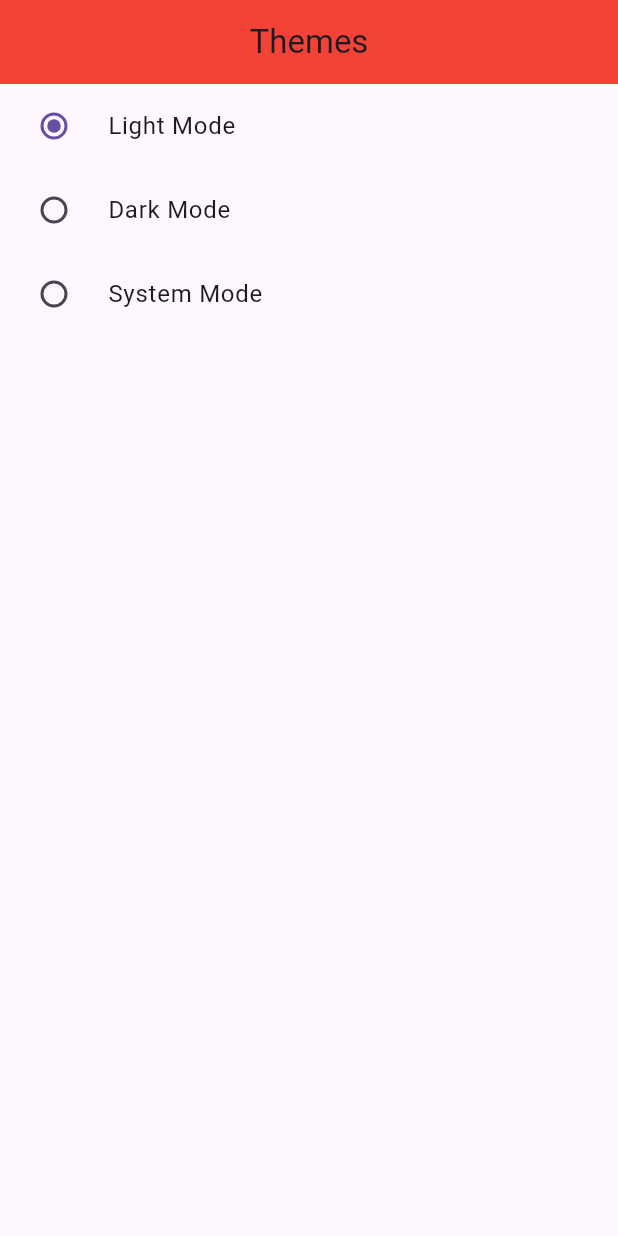
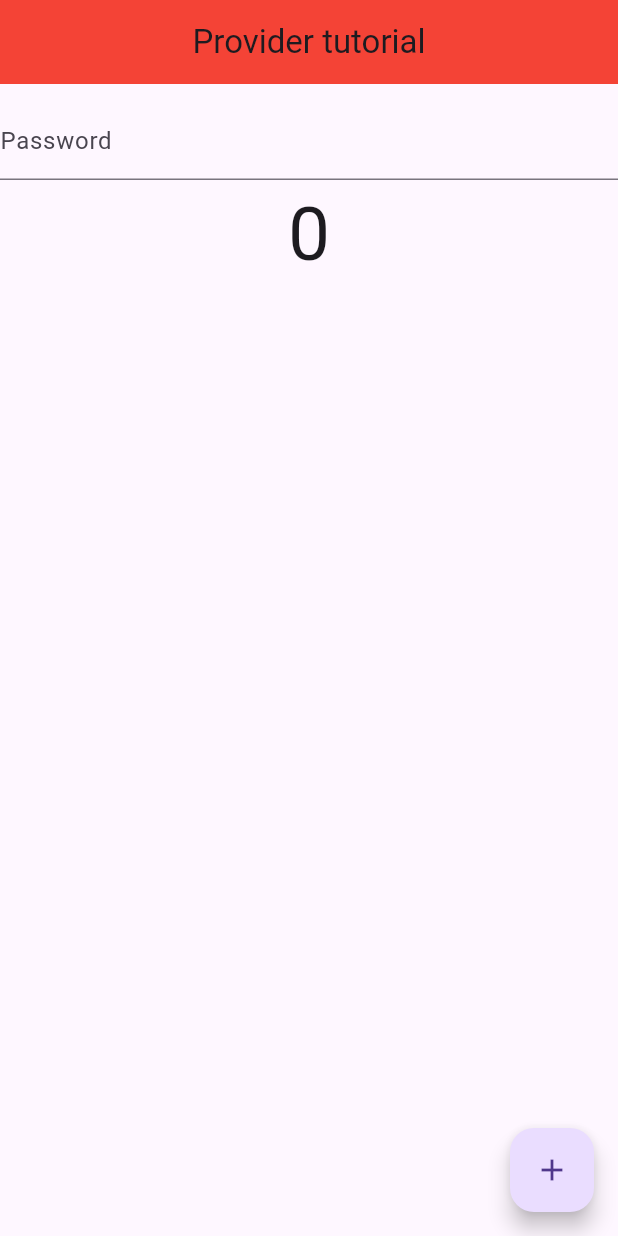
Before and after one commit to es-amit/Flutter-State-Management-Tutorials, a Flutter app: the screen it shows after launch, on a phone screen of 412 x 824 dp. Run offline on Flutter 3.47's test engine with Material 3 defaults, Android fonts, the phone set to English and light mode, and no system bars.

```diff
--- a/lib/main.dart
+++ b/lib/main.dart
@@ -5,7 +5,8 @@ import 'package:state_management/provider/count_provider.dart';
 import 'package:state_management/provider/exampleoneProvider.dart';
 import 'package:state_management/provider/favourite_provider.dart';
 import 'package:state_management/provider/theme_changer_provider.dart';
-import 'package:state_management/screen/dark_theme/dark_theme.dart';
+//import 'package:state_management/screen/dark_theme/dark_theme.dart';
+import 'package:state_management/screen/favourite/value_notify_listener.dart';
 //import 'package:state_management/lecture1.dart';
 //import 'package:state_management/lecture2.dart';
 //import 'package:state_management/lecture3.dart';
@@ -52,7 +53,7 @@ class MyApp extends StatelessWidget {
                 backgroundColor: Colors.teal
               )
             ),
-            home: const DarkThemeScreen(),
+            home: NotifyListenerScreen(),
           );
         }
       ),
--- /dev/null
+++ b/lib/screen/favourite/value_notify_listener.dart
@@ -0,0 +1,56 @@
+import 'package:flutter/material.dart';
+
+// ignore: must_be_immutable
+class NotifyListenerScreen extends StatelessWidget {
+  NotifyListenerScreen({super.key});
+
+
+  ValueNotifier<int> _counter = ValueNotifier<int>(0);
+  ValueNotifier<bool> toggle = ValueNotifier<bool>(true);
+
+  @override
+  Widget build(BuildContext context) {
+    return Scaffold(
+      appBar: AppBar(
+        title: const Text("Provider tutorial"),
+        centerTitle: true,
+      ),
+      body: Column(
+        children: [
+          ValueListenableBuilder(
+            valueListenable: toggle,
+            builder: (context,value,child) {
+              return TextFormField(
+                obscureText: toggle.value,
+                decoration:  InputDecoration(
+                  hintText: "Password",
+                  suffix: IconButton(
+                    onPressed: (){
+                      toggle.value = !toggle.value;
+                    },
+                    icon: toggle.value ? const Icon(Icons.visibility_off) : const Icon(Icons.visibility))
+                ),
+              );
+            }
+          ),
+          Center(
+            child: ValueListenableBuilder(
+              valueListenable: _counter,
+              builder: (context,value,child){
+                return  Text(_counter.value.toString(),
+                  style: const TextStyle(
+                    fontSize: 50
+                  ),);
+              })
+          ),
+        ],
+      ),
+      floatingActionButton: FloatingActionButton(
+        onPressed: (){
+          _counter.value++;
+          print(_counter.value.toString());
+      },
+      child: const Icon(Icons.add),),
+    );
+  }
+}
```
